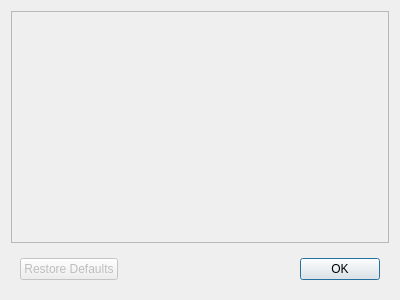
npwoods/bletchmame, file src/dialogs/inputs_base.ui: the form before one commit.
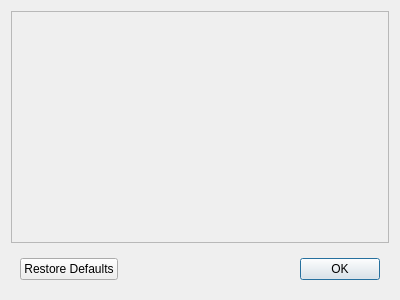
The form after the commit.

The edit to the form file:
```diff
--- a/src/dialogs/inputs_base.ui
+++ b/src/dialogs/inputs_base.ui
@@ -46,9 +46,6 @@
      <layout class="QHBoxLayout" name="horizontalLayout">
       <item>
        <widget class="QPushButton" name="restoreDefaultsButton">
-        <property name="enabled">
-         <bool>false</bool>
-        </property>
         <property name="text">
          <string>Restore Defaults</string>
         </property>
```
